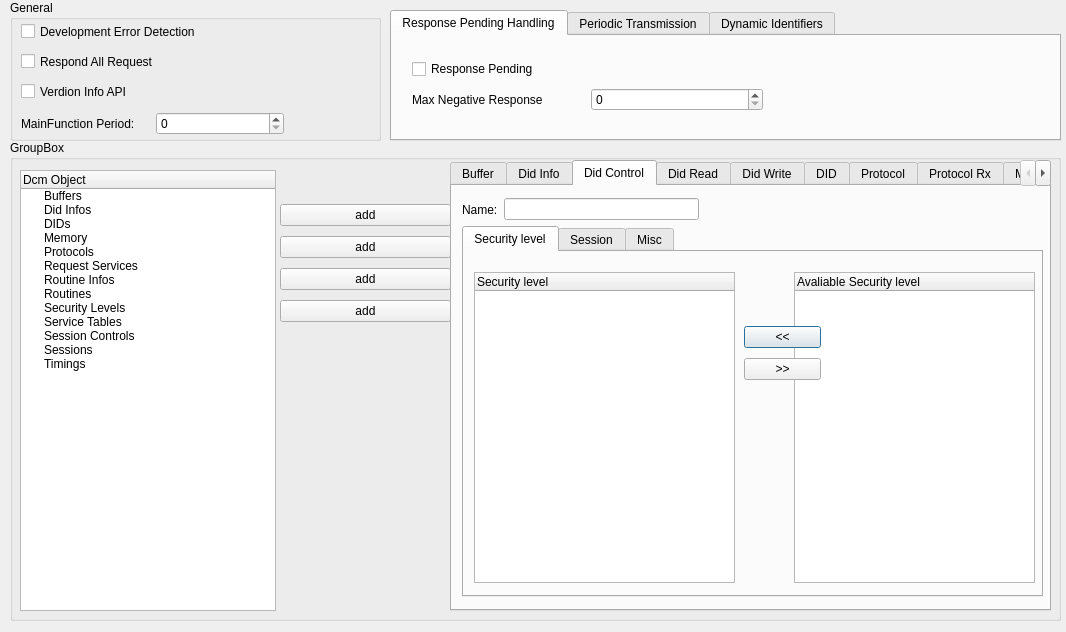
Qt form tool/gainos-studio/ui/forms/cd_dcm.ui (parai/gainos-tk) before a commit.
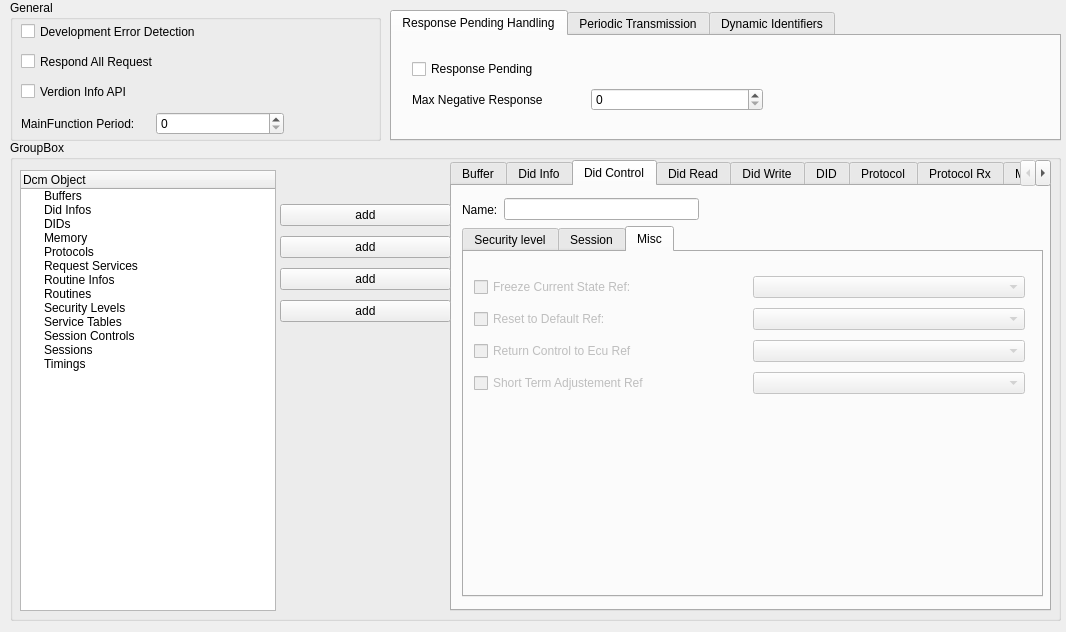
The same form after that commit. The open tabs and pages were chosen to show the change.

```diff
--- a/tool/gainos-studio/ui/forms/cd_dcm.ui
+++ b/tool/gainos-studio/ui/forms/cd_dcm.ui
@@ -526,7 +526,7 @@
      <attribute name="title">
       <string>Did Control</string>
      </attribute>
-     <widget class="QTabWidget" name="tabWidget_2">
+     <widget class="QTabWidget" name="table">
       <property name="geometry">
        <rect>
         <x>10</x>
@@ -568,7 +568,7 @@
         </property>
         <column>
          <property name="text">
-          <string notr="true">Avaliable Security level</string>
+          <string notr="true">Availiable Security level</string>
          </property>
         </column>
        </widget>
@@ -577,7 +577,7 @@
          <rect>
           <x>280</x>
           <y>70</y>
-          <width>77</width>
+          <width>41</width>
           <height>62</height>
          </rect>
         </property>
@@ -678,13 +678,20 @@
           <layout class="QHBoxLayout" name="horizontalLayout_14">
            <item>
             <widget class="QCheckBox" name="checkBox_8">
+             <property name="enabled">
+              <bool>false</bool>
+             </property>
              <property name="text">
               <string>Freeze Current State Ref:</string>
              </property>
             </widget>
            </item>
            <item>
-            <widget class="QComboBox" name="comboBox"/>
+            <widget class="QComboBox" name="comboBox">
+             <property name="enabled">
+              <bool>false</bool>
+             </property>
+            </widget>
            </item>
           </layout>
          </item>
@@ -692,13 +699,20 @@
           <layout class="QHBoxLayout" name="horizontalLayout_15">
            <item>
             <widget class="QCheckBox" name="checkBox_9">
+             <property name="enabled">
+              <bool>false</bool>
+             </property>
              <property name="text">
               <string>Reset to Default Ref:</string>
              </property>
             </widget>
            </item>
            <item>
-            <widget class="QComboBox" name="comboBox_2"/>
+            <widget class="QComboBox" name="comboBox_2">
+             <property name="enabled">
+              <bool>false</bool>
+             </property>
+            </widget>
            </item>
           </layout>
          </item>
@@ -706,13 +720,20 @@
           <layout class="QHBoxLayout" name="horizontalLayout_16">
            <item>
             <widget class="QCheckBox" name="checkBox_10">
+             <property name="enabled">
+              <bool>false</bool>
+             </property>
              <property name="text">
               <string>Return Control to Ecu Ref</string>
              </property>
             </widget>
            </item>
            <item>
-            <widget class="QComboBox" name="comboBox_3"/>
+            <widget class="QComboBox" name="comboBox_3">
+             <property name="enabled">
+              <bool>false</bool>
+             </property>
+            </widget>
            </item>
           </layout>
          </item>
@@ -720,13 +741,20 @@
           <layout class="QHBoxLayout" name="horizontalLayout_17">
            <item>
             <widget class="QCheckBox" name="checkBox_11">
+             <property name="enabled">
+              <bool>false</bool>
+             </property>
              <property name="text">
               <string>Short Term Adjustement Ref</string>
              </property>
             </widget>
            </item>
            <item>
-            <widget class="QComboBox" name="comboBox_4"/>
+            <widget class="QComboBox" name="comboBox_4">
+             <property name="enabled">
+              <bool>false</bool>
+             </property>
+            </widget>
            </item>
           </layout>
          </item>
@@ -945,7 +973,7 @@
        </item>
       </layout>
      </widget>
-     <widget class="QTabWidget" name="tabWidget_4">
+     <widget class="QTabWidget" name="tabWidget_2">
       <property name="geometry">
        <rect>
         <x>10</x>
```
Left out of the diff: 74 changed lines with no effect on the pictures.
